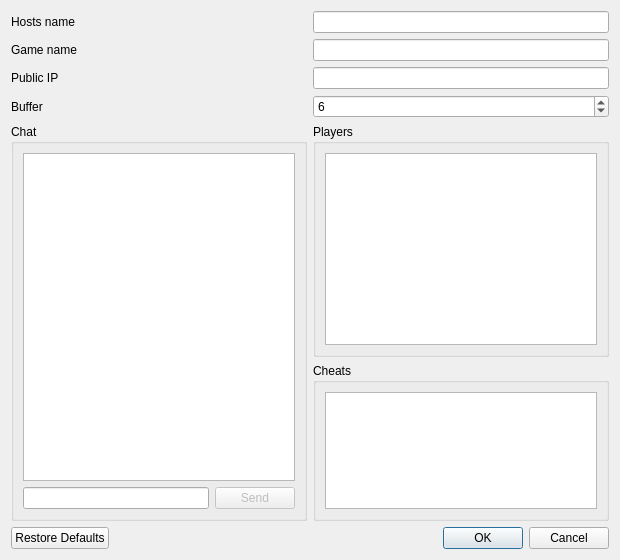
Before: the Qt Designer form Source/RMG/UserInterface/Dialog/Netplay/NetplaySessionDialog.ui in MarioPartyNetplay/Mupen-MPN, drawn with Qt 5.
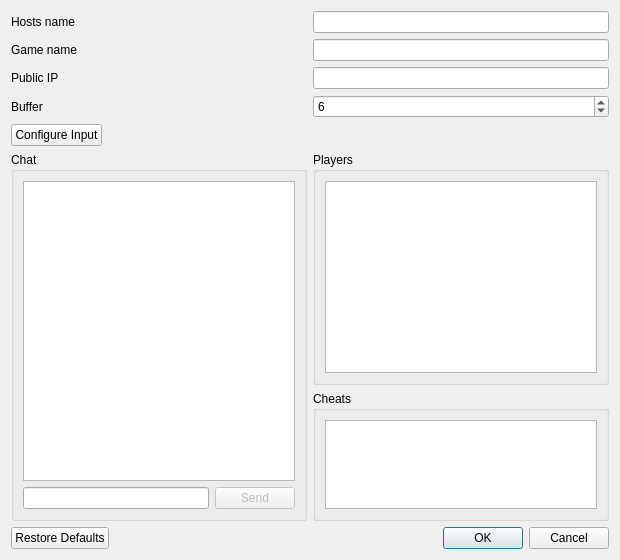
After: the same form once the commit is applied.

Commit message: Add input configuration functionality to NetplaySessionDialog. This includes a new button for configuring controller bindings, along with the necessary logic to handle input settings during a netplay session. Updates to the UI and related plugin functions were also made to support this feature.

```diff
--- a/Source/RMG/UserInterface/Dialog/Netplay/NetplaySessionDialog.ui
+++ b/Source/RMG/UserInterface/Dialog/Netplay/NetplaySessionDialog.ui
@@ -113,6 +113,33 @@
      </item>
     </layout>
    </item>
+   <item>
+    <layout class="QHBoxLayout" name="horizontalLayout_input">
+     <item>
+      <widget class="QPushButton" name="configureInputPushButton">
+       <property name="toolTip">
+        <string>Configure controller bindings for your player slot in this session.</string>
+       </property>
+       <property name="text">
+        <string>Configure Input</string>
+       </property>
+      </widget>
+     </item>
+     <item>
+      <spacer name="horizontalSpacer_input">
+       <property name="orientation">
+        <enum>Qt::Orientation::Horizontal</enum>
+       </property>
+       <property name="sizeHint" stdset="0">
+        <size>
+         <width>40</width>
+         <height>20</height>
+        </size>
+       </property>
+      </spacer>
+     </item>
+    </layout>
+   </item>
    <item>
     <layout class="QHBoxLayout" name="horizontalLayout_2">
      <item>
```
The commit also changes 6 other files.
